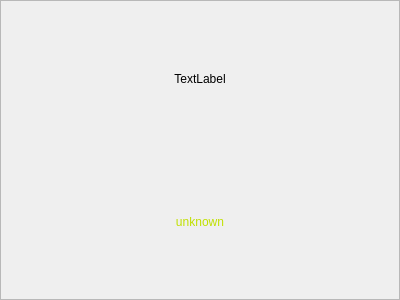
First picture: the form in cwe_guiWidgets/cwe_tabwidget/cwe_stagestatustab.ui, repository NHERI-SimCenter/CWE-Simulation-Tool, before the edit.
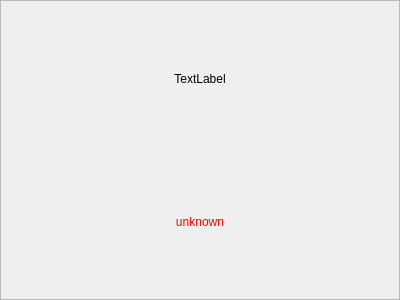
Second picture: the form after the edit.

Commit message: Changed statust text to red on param panel

What changed in the file:
```diff
--- a/cwe_guiWidgets/cwe_tabwidget/cwe_stagestatustab.ui
+++ b/cwe_guiWidgets/cwe_tabwidget/cwe_stagestatustab.ui
@@ -94,6 +94,12 @@
    </item>
    <item>
     <widget class="QLabel" name="statusLabel">
+     <property name="minimumSize">
+      <size>
+       <width>0</width>
+       <height>0</height>
+      </size>
+     </property>
      <property name="font">
       <font>
        <weight>50</weight>
@@ -102,7 +108,7 @@
      </property>
      <property name="styleSheet">
       <string notr="true">QLabel {
-color: #C0E000;
+color: red;
 }
 </string>
      </property>
```
